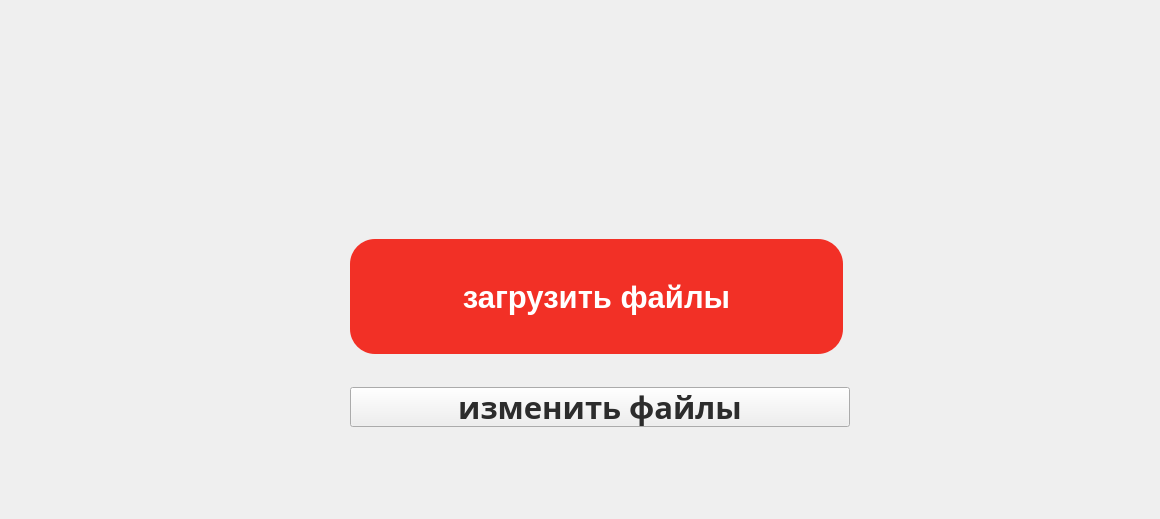
First picture: the form in dialog_2.ui, repository RO1T/convertor_front, before the edit.
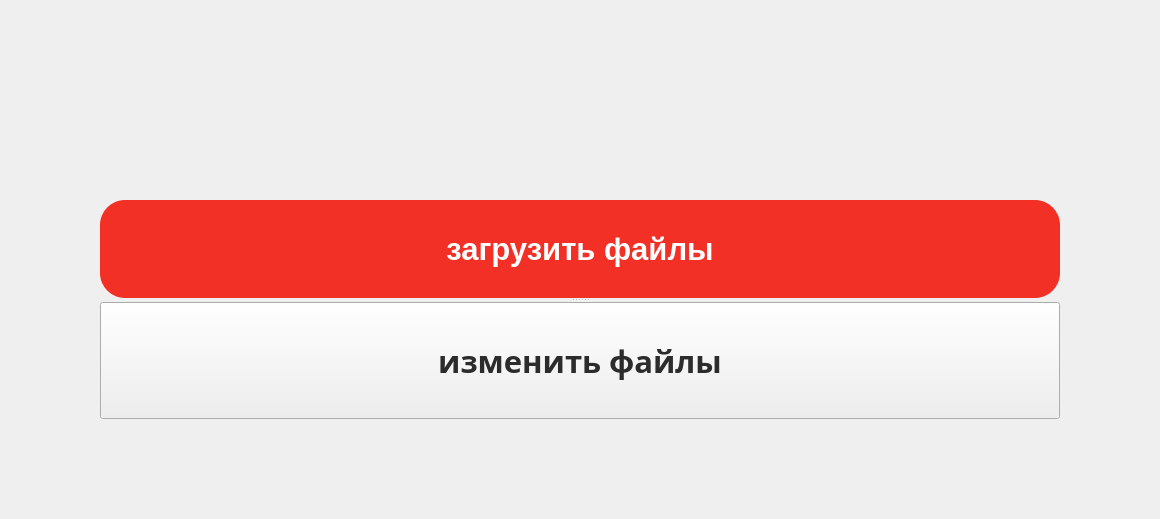
Second picture: the form after the edit.

```diff
--- a/dialog_2.ui
+++ b/dialog_2.ui
@@ -13,15 +13,28 @@
   <property name="windowTitle">
    <string>Dialog</string>
   </property>
+  <layout class="QVBoxLayout" name="verticalLayout" stretch="0">
+   <property name="spacing">
+    <number>100</number>
+   </property>
+   <property name="leftMargin">
+    <number>100</number>
+   </property>
+   <property name="topMargin">
+    <number>200</number>
+   </property>
+   <property name="rightMargin">
+    <number>100</number>
+   </property>
+   <property name="bottomMargin">
+    <number>100</number>
+   </property>
+   <item>
+    <widget class="QSplitter" name="splitter">
+     <property name="orientation">
+      <enum>Qt::Vertical</enum>
+     </property>
   <widget class="QPushButton" name="input_btn">
-   <property name="geometry">
-    <rect>
-     <x>350</x>
-     <y>239</y>
-     <width>493</width>
-     <height>115</height>
-    </rect>
-   </property>
    <property name="styleSheet">
     <string notr="true">position: absolute;
 width: 493px;
@@ -50,14 +63,6 @@
    </property>
   </widget>
   <widget class="QPushButton" name="change_btn">
-   <property name="geometry">
-    <rect>
-     <x>350</x>
-     <y>387</y>
-     <width>500</width>
-     <height>40</height>
-    </rect>
-   </property>
    <property name="font">
     <font>
      <family>Gilroy</family>
@@ -87,6 +92,9 @@
     <string>изменить файлы</string>
    </property>
   </widget>
+    </widget>
+   </item>
+  </layout>
  </widget>
  <resources/>
  <connections/>
```
Lines whose indentation alone changed are shown as unchanged.
